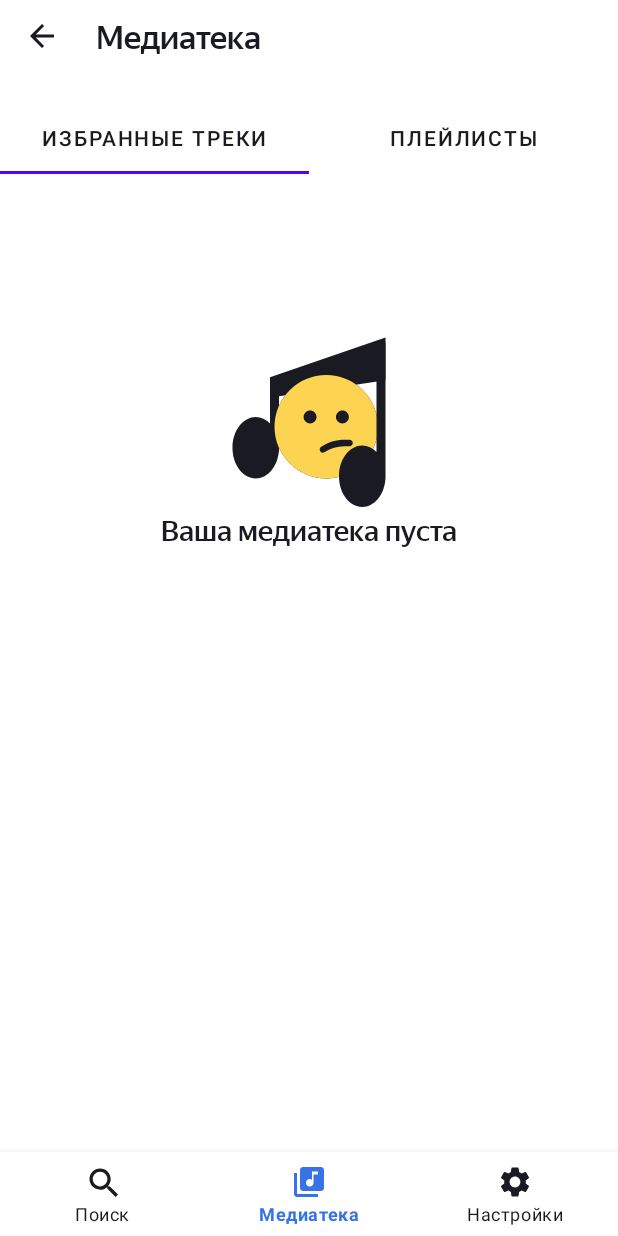
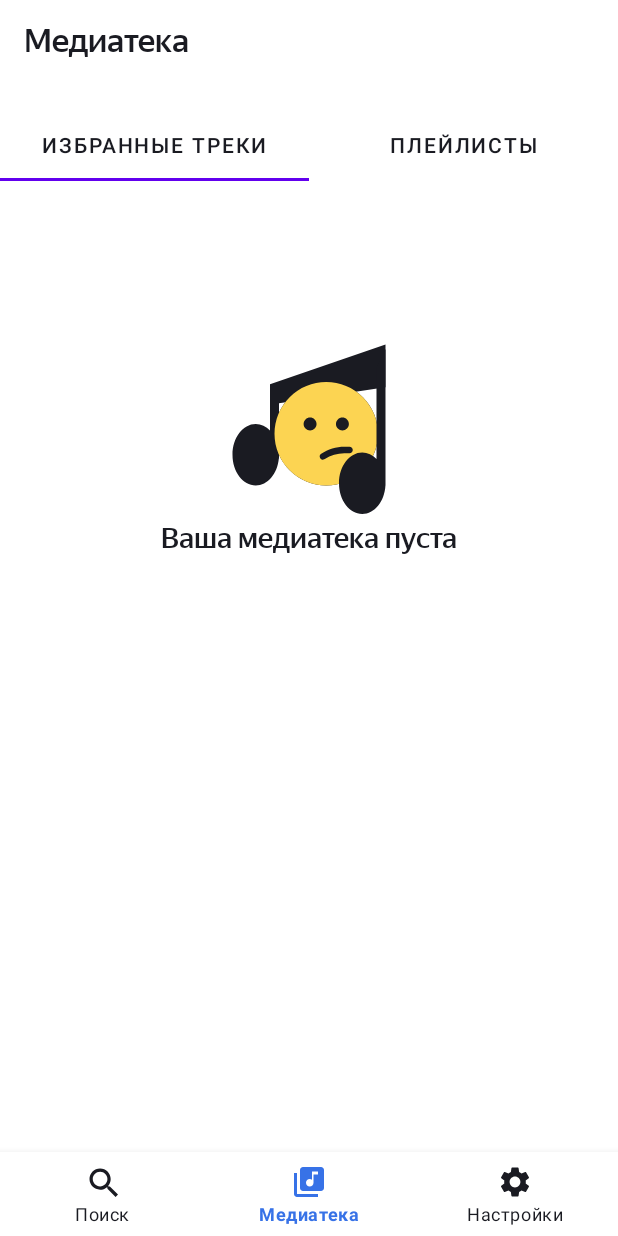
Before and after one commit to danil377377/MyPlaylistMaker, an Android app: the screen it shows after launch (RootActivity), on a phone screen of 412 x 824 dp. Run offline under Robolectric (Android 15) with nearby library versions, the phone set to English and light mode, and no system bars; our stand-ins replace navigation-ui.

Commit message:
попытка 3

```diff
--- a/app/src/main/java/com/example/myplaylistmaker/media/ui/MediaContainerFragment.kt
+++ b/app/src/main/java/com/example/myplaylistmaker/media/ui/MediaContainerFragment.kt
@@ -14,11 +14,6 @@ class MediaContainerFragment: Fragment() {
 
     private lateinit var binding: FragmentContainerMediaBinding
     var tabMediator: TabLayoutMediator? = null
-    companion object {
-
-        const val TAG = "MediaContainerFragment"
-        fun newInstance() = MediaContainerFragment()
-    }
 
     override fun onCreateView(
         inflater: LayoutInflater,
@@ -44,9 +39,7 @@ class MediaContainerFragment: Fragment() {
             }
         }
         tabMediator!!.attach()
-        binding.backButton.setOnClickListener {
-            requireActivity().onBackPressed()
-        }
+
     }
     override fun onDestroy() {
         super.onDestroy()
--- a/app/src/main/java/com/example/myplaylistmaker/settings/ui/SettingsFragment.kt
+++ b/app/src/main/java/com/example/myplaylistmaker/settings/ui/SettingsFragment.kt
@@ -54,10 +54,7 @@ class SettingsFragment: Fragment() {
             viewModel.shareApp()
         }
 
-        binding.backButton.setOnClickListener {
 
-            requireActivity().onBackPressed()
-        }
 
 
         binding.writeToSupport.setOnClickListener {
--- a/app/src/main/res/layout/fragment_container_media.xml
+++ b/app/src/main/res/layout/fragment_container_media.xml
@@ -12,29 +12,17 @@
         app:layout_constraintGuide_begin="16dp"
         android:layout_width="wrap_content"
         android:layout_height="wrap_content"/>
-    <ImageView
 
-        style="@style/Arrow_back"
-        android:layout_width="wrap_content"
-        android:layout_height="wrap_content"
-        android:id="@+id/backButton"
-        android:layout_marginTop="12dp"
-
-        app:layout_constraintStart_toStartOf="@id/leftInfoBorder"
-        app:layout_constraintTop_toTopOf="parent"
-        >
-
-
-    </ImageView>
     <TextView
         style="@style/MediaTextStyle"
-
+android:id="@+id/Header"
         android:fontFamily="@font/ys_display_medium"
-        android:text="Медиатека"
-        app:layout_constraintStart_toEndOf="@id/backButton"
-        app:layout_constraintTop_toTopOf="@id/backButton"
+        android:text="@string/Mediatec"
+        app:layout_constraintStart_toStartOf="parent"
+        app:layout_constraintTop_toTopOf="parent"
         android:textSize="@dimen/HeaderSize"
-        android:layout_marginStart="@dimen/_24dp">
+        android:layout_marginStart="@dimen/_16dp"
+        android:layout_marginTop="@dimen/_14dp">
 
     </TextView>
     <com.google.android.material.tabs.TabLayout
@@ -47,7 +35,7 @@
 
         android:layout_marginTop="32dp"
         app:layout_constraintStart_toStartOf="@id/leftInfoBorder"
-        app:layout_constraintTop_toBottomOf="@id/backButton"/>
+        app:layout_constraintTop_toBottomOf="@id/Header"/>
     <androidx.viewpager2.widget.ViewPager2
         android:id="@+id/viewPager"
         android:layout_width="match_parent"
--- a/app/src/main/res/layout/fragment_search.xml
+++ b/app/src/main/res/layout/fragment_search.xml
@@ -10,13 +10,11 @@
         android:layout_height="wrap_content"
         android:orientation="horizontal">
 
-        <ImageView
-            android:id="@+id/back_button"
-            style="@style/Arrow_back" />
+
 
         <TextView
             style="@style/SettingsTextStyle"
-            android:layout_marginStart="24dp"
+            android:layout_marginTop="-2dp"
             android:fontFamily="@font/ys_display_medium"
             android:text="@string/search"
             android:textFontWeight="500"
--- a/app/src/main/res/values/dimens.xml
+++ b/app/src/main/res/values/dimens.xml
@@ -24,5 +24,6 @@
     <dimen name="_54dp">54dp</dimen>
     <dimen name="_12dp">12dp</dimen>
     <dimen name="_16dp">16dp</dimen>
+    <dimen name="_14dp">14dp</dimen>
 
 </resources>
--- a/app/src/main/res/values/strings.xml
+++ b/app/src/main/res/values/strings.xml
@@ -22,5 +22,6 @@
     <string name="Retry">Обновить</string>
     <string name="something_went_wrong">что тоо пошло не так\n</string>
     <string name="nothing_found">ничего не найдено\n</string>
+    <string name="Mediatec">Медиатека</string>
 
 </resources>
```
Also changed, not shown: app/src/main/java/com/example/myplaylistmaker/search/ui/SearchFragment.kt (+3 -10 lines), app/src/main/res/layout/fragment_settings.xml (+3 -5 lines).
